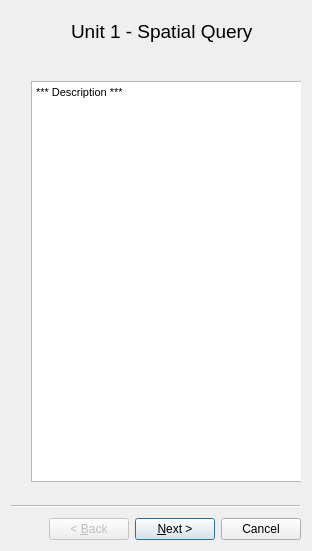
The window that unit_1_wizard.ui (Charlotteg/QGISforSchools) describes before a commit, drawn with Qt 5.
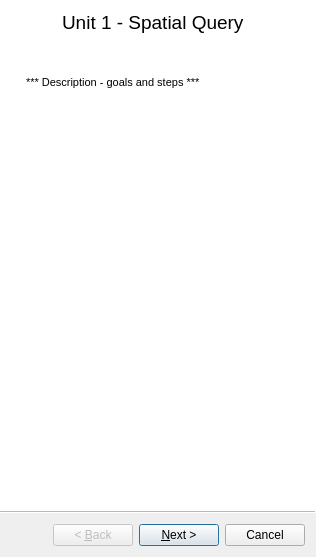
The same window after the commit.

```diff
--- a/unit_1_wizard.ui
+++ b/unit_1_wizard.ui
@@ -6,8 +6,8 @@
    <rect>
     <x>0</x>
     <y>0</y>
-    <width>312</width>
-    <height>551</height>
+    <width>316</width>
+    <height>557</height>
    </rect>
   </property>
   <property name="windowTitle">
@@ -19,6 +19,9 @@
   <property name="autoFillBackground">
    <bool>false</bool>
   </property>
+  <property name="wizardStyle">
+   <enum>QWizard::AeroStyle</enum>
+  </property>
   <widget class="QWizardPage" name="wizardPage1">
    <widget class="QLabel" name="label">
     <property name="geometry">
@@ -47,12 +50,15 @@
       <height>401</height>
      </rect>
     </property>
+    <property name="frameShape">
+     <enum>QFrame::NoFrame</enum>
+    </property>
     <property name="html">
      <string>&lt;!DOCTYPE HTML PUBLIC &quot;-//W3C//DTD HTML 4.0//EN&quot; &quot;http://www.w3.org/TR/REC-html40/strict.dtd&quot;&gt;
 &lt;html&gt;&lt;head&gt;&lt;meta name=&quot;qrichtext&quot; content=&quot;1&quot; /&gt;&lt;style type=&quot;text/css&quot;&gt;
 p, li { white-space: pre-wrap; }
 &lt;/style&gt;&lt;/head&gt;&lt;body style=&quot; font-family:'MS Shell Dlg 2'; font-size:8.25pt; font-weight:400; font-style:normal;&quot;&gt;
-&lt;p style=&quot; margin-top:0px; margin-bottom:0px; margin-left:0px; margin-right:0px; -qt-block-indent:0; text-indent:0px;&quot;&gt;&lt;span style=&quot; font-size:8pt;&quot;&gt;*** Description ***&lt;/span&gt;&lt;/p&gt;&lt;/body&gt;&lt;/html&gt;</string>
+&lt;p style=&quot; margin-top:0px; margin-bottom:0px; margin-left:0px; margin-right:0px; -qt-block-indent:0; text-indent:0px;&quot;&gt;&lt;span style=&quot; font-size:8pt;&quot;&gt;*** Description - goals and steps ***&lt;/span&gt;&lt;/p&gt;&lt;/body&gt;&lt;/html&gt;</string>
     </property>
    </widget>
   </widget>
```
Left out of the diff: 181 changed lines with no effect on the pictures.
